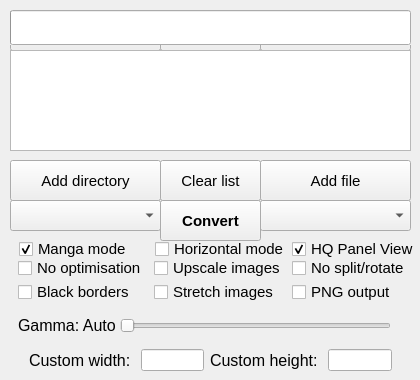
Above: KCC-OSX.ui from ciromattia/kcc before the change. Below: the same form after it.
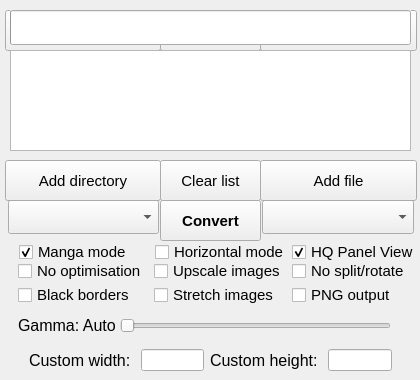
That is the form after the change. Icons and pictures are not drawn.

The edit to the form file:
```diff
--- a/KCC-OSX.ui
+++ b/KCC-OSX.ui
@@ -48,7 +48,7 @@
     <property name="geometry">
      <rect>
       <x>9</x>
-      <y>250</y>
+      <y>253</y>
       <width>421</width>
       <height>61</height>
      </rect>
@@ -172,10 +172,10 @@
    <widget class="QComboBox" name="DeviceBox">
     <property name="geometry">
      <rect>
-      <x>10</x>
+      <x>8</x>
       <y>200</y>
       <width>151</width>
-      <height>31</height>
+      <height>34</height>
      </rect>
     </property>
     <property name="font">
@@ -193,10 +193,10 @@
    <widget class="QComboBox" name="FormatBox">
     <property name="geometry">
      <rect>
-      <x>260</x>
+      <x>262</x>
       <y>200</y>
-      <width>151</width>
-      <height>31</height>
+      <width>152</width>
+      <height>34</height>
      </rect>
     </property>
     <property name="font">
@@ -241,9 +241,9 @@
    <widget class="QPushButton" name="DirectoryButton">
     <property name="geometry">
      <rect>
-      <x>10</x>
+      <x>5</x>
       <y>160</y>
-      <width>151</width>
+      <width>156</width>
       <height>41</height>
      </rect>
     </property>
@@ -268,7 +268,7 @@
      <rect>
       <x>260</x>
       <y>160</y>
-      <width>151</width>
+      <width>157</width>
       <height>41</height>
      </rect>
     </property>
@@ -317,7 +317,7 @@
     <property name="geometry">
      <rect>
       <x>10</x>
-      <y>230</y>
+      <y>233</y>
       <width>421</width>
       <height>41</height>
      </rect>
@@ -436,9 +436,9 @@
    <widget class="QPushButton" name="BasicModeButton">
     <property name="geometry">
      <rect>
-      <x>10</x>
+      <x>5</x>
       <y>10</y>
-      <width>151</width>
+      <width>156</width>
       <height>41</height>
      </rect>
     </property>
@@ -484,7 +484,7 @@
      <rect>
       <x>260</x>
       <y>10</y>
-      <width>151</width>
+      <width>157</width>
       <height>41</height>
      </rect>
     </property>
```
Left out of the diff: 4 changed lines with no effect on the pictures.
